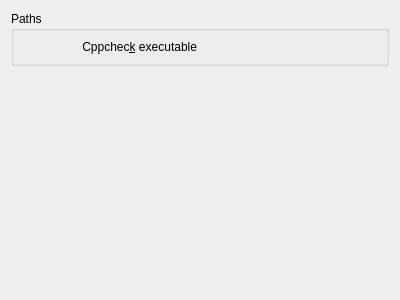
The window that src/config/ui/clangtidysettings.ui (CarlosNihelton/kdev-clang-tidy) describes before a commit, drawn with Qt 5.
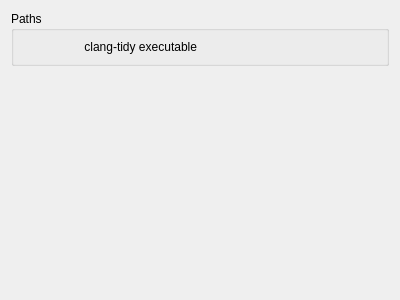
The same window after the commit. Custom widgets are drawn as their Qt base class.

Commit message: Enhanced type system to avoid using strings directly to control configuration and cl params. Also added a target for CMake to run clang-format on all sources automatically.

Diff of the .ui file:
```diff
--- a/src/config/ui/clangtidysettings.ui
+++ b/src/config/ui/clangtidysettings.ui
@@ -25,7 +25,7 @@
         <item>
          <widget class="QLabel" name="clangtidyLabel">
           <property name="text">
-           <string>Cppchec&amp;k executable</string>
+           <string>clang-tidy executable</string>
           </property>
           <property name="alignment">
            <set>Qt::AlignRight|Qt::AlignTrailing|Qt::AlignVCenter</set>
```
The commit also changes 18 other files.
